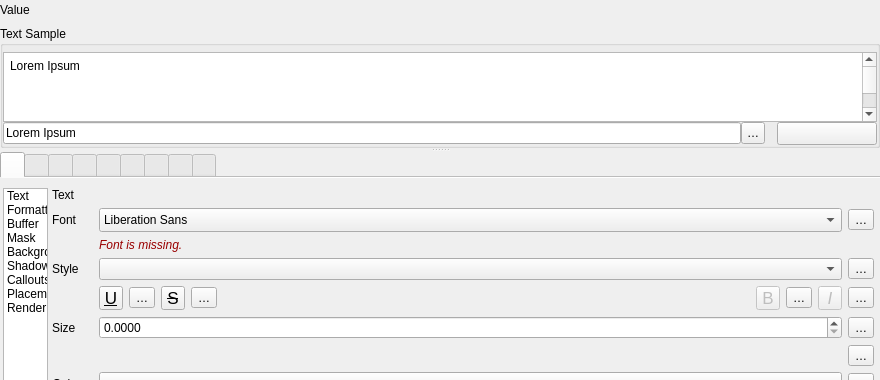
Above: src/ui/qgstextformatwidgetbase.ui from qgis/QGIS before the change; both pictures show x 0 to 880 and y 0 to 380 of the 880 by 589 pixel window. Below: the same form after it.
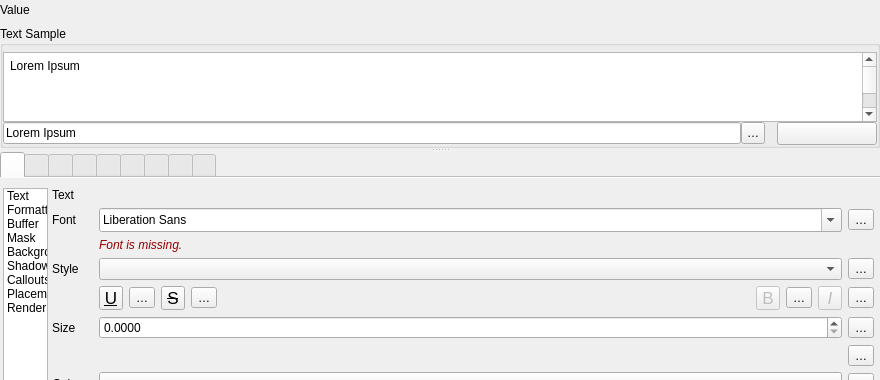
That is the form after the change. The open tabs and pages were chosen to show the change. Icons and pictures are not drawn. Custom widgets are drawn as their Qt base class.

```diff
--- a/src/ui/qgstextformatwidgetbase.ui
+++ b/src/ui/qgstextformatwidgetbase.ui
@@ -1144,9 +1144,6 @@
                          </item>
                          <item row="1" column="1">
                           <widget class="QFontComboBox" name="mFontFamilyCmbBx">
-                           <property name="editable">
-                            <bool>false</bool>
-                           </property>
                            <property name="sizeAdjustPolicy">
                             <enum>QComboBox::AdjustToMinimumContentsLengthWithIcon</enum>
                            </property>
```
